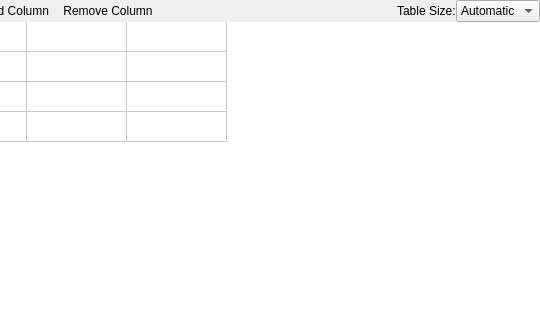
Old version of the form gui/ContentItems/Table/ItemTable.ui in the repository acroper/BeamerQt; both pictures show x 173 to 713 and y 0 to 320 of the 713 by 500 pixel window.
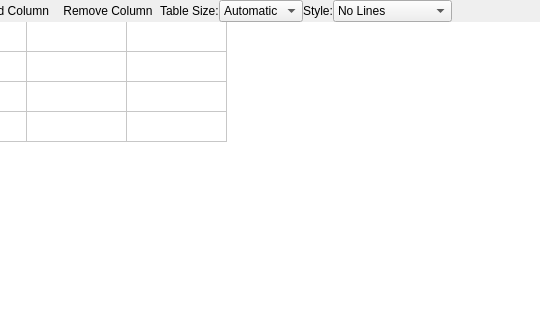
New version of the form. Icons and pictures are not drawn.

Commit message: Added styles to Tables

Patch:
```diff
--- a/gui/ContentItems/Table/ItemTable.ui
+++ b/gui/ContentItems/Table/ItemTable.ui
@@ -99,6 +99,74 @@
        </property>
       </widget>
      </item>
+     <item>
+      <widget class="QLabel" name="TableSizeLabel">
+       <property name="text">
+        <string>Table Size:</string>
+       </property>
+      </widget>
+     </item>
+     <item>
+     <widget class="QComboBox" name="TableSizeCombo">
+       <property name="toolTip">
+        <string>Select table sizing mode: Automatic (no headers) or % (percentage)</string>
+       </property>
+       <item>
+        <property name="text">
+         <string>Automatic</string>
+        </property>
+       </item>
+       <item>
+        <property name="text">
+         <string>%</string>
+        </property>
+       </item>
+      </widget>
+     </item>
+     <item>
+      <widget class="QLabel" name="TableStyleLabel">
+       <property name="text">
+        <string>Style:</string>
+       </property>
+      </widget>
+     </item>
+     <item>
+      <widget class="QComboBox" name="TableStyleCombo">
+       <property name="toolTip">
+        <string>Select LaTeX style for table export</string>
+       </property>
+       <item>
+        <property name="text">
+         <string>No Lines</string>
+        </property>
+       </item>
+       <item>
+        <property name="text">
+         <string>Grid</string>
+        </property>
+       </item>
+       <item>
+        <property name="text">
+         <string>Horizontal Lines</string>
+        </property>
+       </item>
+       <item>
+        <property name="text">
+         <string>Booktabs</string>
+        </property>
+       </item>
+       <item>
+        <property name="text">
+         <string>Striped Rows</string>
+        </property>
+       </item>
+       <item>
+        <property name="text">
+         <string>Professional</string>
+        </property>
+       </item>
+      </widget>
+     </item>
      <item>
       <spacer name="horizontalSpacer">
        <property name="orientation">
@@ -112,30 +180,6 @@
        </property>
       </spacer>
      </item>
-     <item>
-      <widget class="QLabel" name="TableSizeLabel">
-       <property name="text">
-        <string>Table Size:</string>
-       </property>
-      </widget>
-     </item>
-     <item>
-      <widget class="QComboBox" name="TableSizeCombo">
-       <property name="toolTip">
-        <string>Select table sizing mode: Automatic (no headers) or % (percentage)</string>
-       </property>
-       <item>
-        <property name="text">
-         <string>Automatic</string>
-        </property>
-       </item>
-       <item>
-        <property name="text">
-         <string>%</string>
-        </property>
-       </item>
-      </widget>
-     </item>
     </layout>
    </item>
    <item>
```
Left out of the diff: 56 changed lines with no effect on the pictures. The commit also changes 2 other files.
